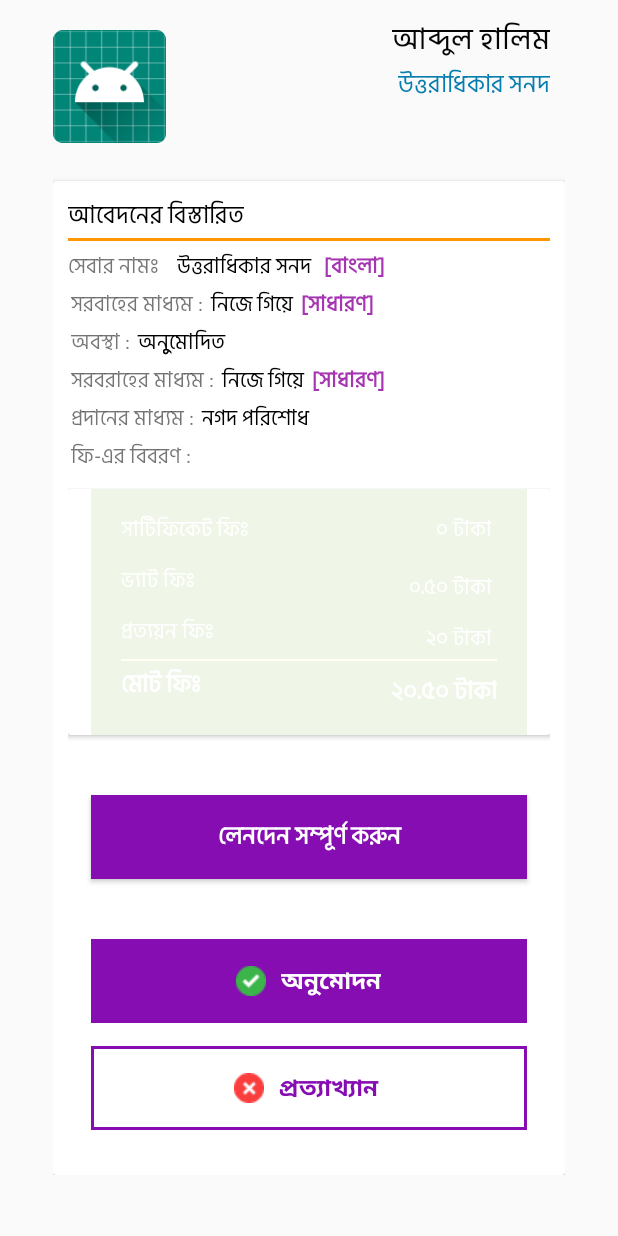
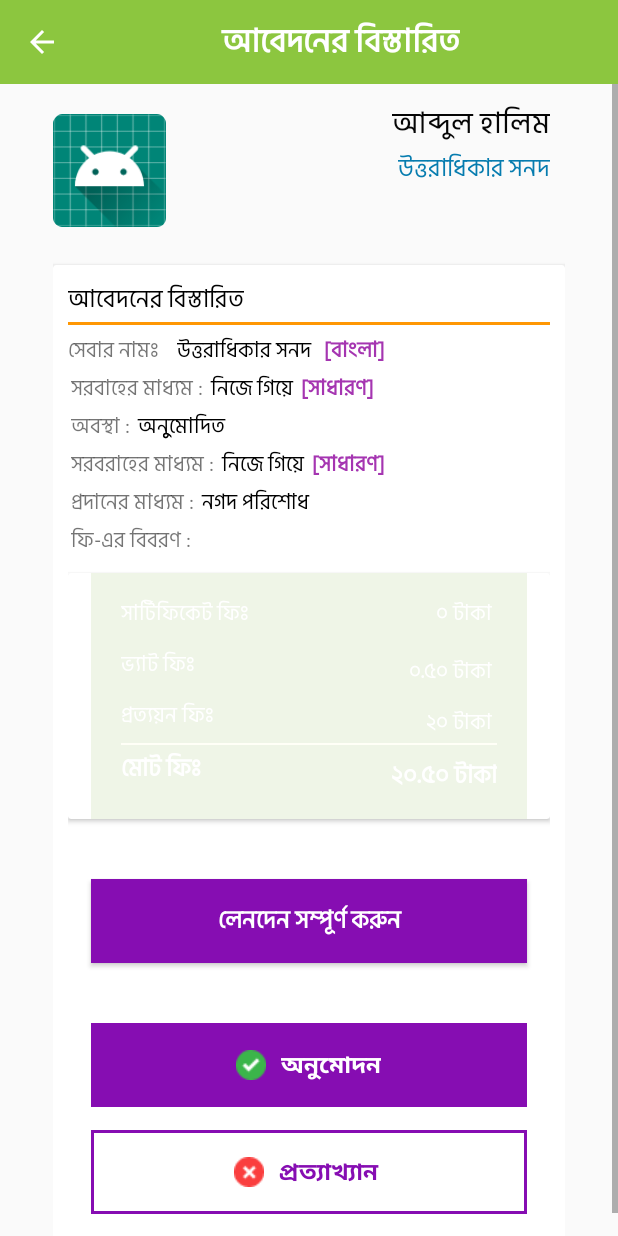
Before and after one commit to farhansadikgalib/Prottoyon, an Android app: the TimeOverActivity screen opened directly, with no data from a screen before it, on a phone screen of 412 x 824 dp. Run offline under Robolectric (Android 15) with nearby library versions, the light colour scheme and no system bars.

Commit message:
add new Layout and all back button

```diff
--- a/app/src/main/java/com/farhan/prottoyon/ApplicantDetailsActivity.java
+++ b/app/src/main/java/com/farhan/prottoyon/ApplicantDetailsActivity.java
@@ -27,7 +27,7 @@ public class ApplicantDetailsActivity extends AppCompatActivity {
             @Override
             public void onClick(View v) {
 
-                startActivity(new Intent(ApplicantDetailsActivity.this, Activity_Item6.class));
+                startActivity(new Intent(ApplicantDetailsActivity.this, Activity_Item3.class));
             }
         });
         //Back Button End
--- a/app/src/main/java/com/farhan/prottoyon/TimeOverActivity.java
+++ b/app/src/main/java/com/farhan/prottoyon/TimeOverActivity.java
@@ -3,11 +3,15 @@ package com.farhan.prottoyon;
 import androidx.appcompat.app.AppCompatActivity;
 
 import android.app.AlertDialog;
+import android.content.Intent;
 import android.os.Bundle;
 import android.view.LayoutInflater;
 import android.view.View;
 import android.view.ViewGroup;
 import android.widget.Button;
+import android.widget.ImageView;
+
+import com.farhan.prottoyon.All_Item.Activity_item2;
 
 public class TimeOverActivity extends AppCompatActivity {
 
@@ -16,6 +20,15 @@ public class TimeOverActivity extends AppCompatActivity {
     protected void onCreate(Bundle savedInstanceState) {
         super.onCreate(savedInstanceState);
         setContentView(R.layout.activity_time_over);
+
+        //Back Button Start
+        ImageView BackId = findViewById(R.id.backeId);
+        BackId.setOnClickListener(new View.OnClickListener() {
+            @Override
+            public void onClick(View v) {
+                startActivity(new Intent(TimeOverActivity.this, Activity_item2.class));
+            }
+        });
     }
 
     public void jachai_korun6(View view) {
--- a/app/src/main/res/layout/activity_time_over.xml
+++ b/app/src/main/res/layout/activity_time_over.xml
@@ -6,7 +6,43 @@
     android:orientation="vertical"
     android:layout_height="match_parent"
     tools:context=".TimeOverActivity">
+    <androidx.appcompat.widget.Toolbar
+        android:layout_width="match_parent"
+        android:layout_height="wrap_content"
+        android:background="#8CC63F">
 
+        <ImageView
+            android:layout_width="wrap_content"
+            android:layout_height="wrap_content"
+            android:src="@drawable/back"
+            android:id="@+id/backeId"
+            android:layout_centerVertical="true" />
+        <LinearLayout
+            android:layout_width="match_parent"
+            android:layout_height="wrap_content"
+            android:layout_margin="2dp"
+            android:gravity="center">
+
+            <TextView
+                android:layout_width="wrap_content"
+                android:layout_height="wrap_content"
+                android:text=" আবেদনের বিস্তারিত"
+                android:gravity="center"
+                android:fontFamily="@font/bengali"
+                android:textSize="22dp"
+                android:textStyle="bold"
+                android:textColor="@android:color/white"
+                android:layout_centerInParent="true"
+                android:textAppearance="@style/TextAppearance.AppCompat.Medium"/>
+        </LinearLayout>
+
+
+
+
+
+
+
+    </androidx.appcompat.widget.Toolbar>
     <ScrollView
         android:layout_width="match_parent"
         android:layout_height="wrap_content">
```
